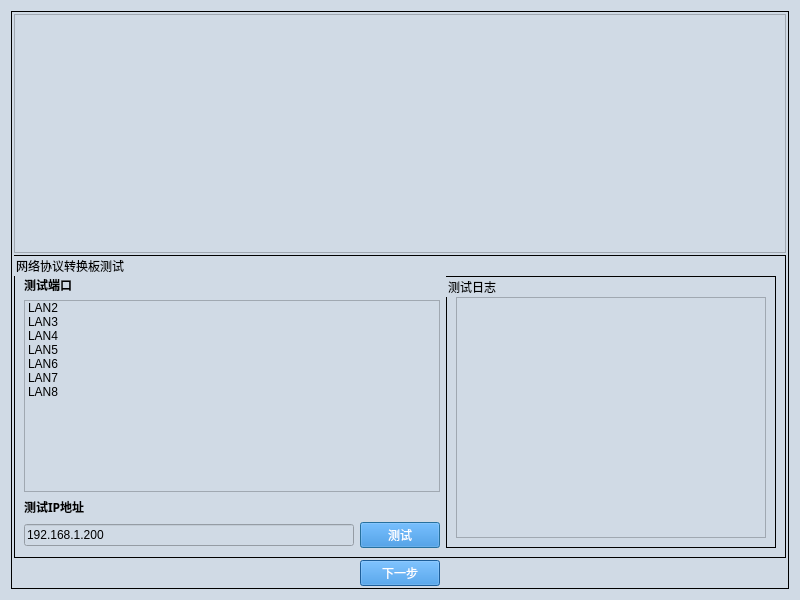
gaoxingyu-hub/HUA54testframework, file ui/control_device/COM_CONTROL_DEVICE_EXECUTE1.ui: the form before one commit.
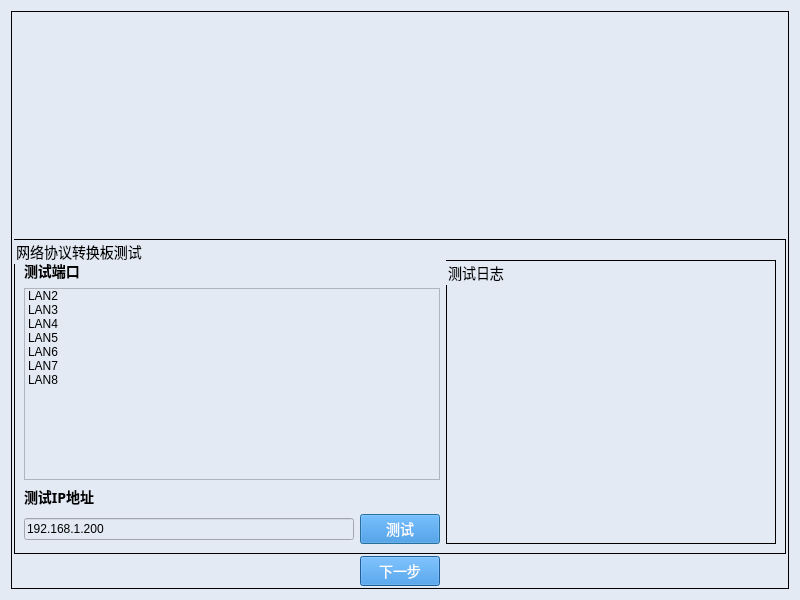
The form after the commit.

```diff
--- a/ui/control_device/COM_CONTROL_DEVICE_EXECUTE1.ui
+++ b/ui/control_device/COM_CONTROL_DEVICE_EXECUTE1.ui
@@ -20,48 +20,43 @@
    <string>Dialog</string>
   </property>
   <property name="styleSheet">
-   <string notr="true">QDialog{
-background-color:#D0DAE5;
-}
-
-QTextBrower{
-background-color:#D0DAE5;
-}
-
-QLineEdit{
-background-color:#D0DAE5;
-}
-
+   <string notr="true">
 QWidget{
-background-color:#D0DAE5;
+background-color:#E3EAF4;
 }
-
-QStackedWidget{
-background-color:#D0DAE5;
+QLineEdit{
+background-color:#E3EAF4;
 }
-
-QHeaderView{
-background-color:#D0DAE5;
+QDialog{
+background-color:#E3EAF4;
+margin-top:10px;
 }
-
 QLabel{
-font-size:12px;
+font-size:14px;
 font-family:Microsoft YaHei;
-background-color:#D0DAE5;
+background-color:#E3EAF4;
 }
-
-QPushButton{         /*按钮自适应拉伸背景*/
-border-width: 2px 15px 2px 15px;
+QGroupBox{
+font-size:14px;
+font-family:Microsoft YaHei;
+border:1px solid rgb(0, 0, 0);
+background-color:#E3EAF4;
+}
+QPushButton{
 background-color:#2884D8;
 color: #FFFFFF;
-font-size:12px;
+font-size:14px;
 font-family:Microsoft YaHei;
 }
-
-QGroupBox{
-font-size:12px;
-font-family:Microsoft YaHei;
-border:1px solid rgb(0, 0, 0); 
+QTextBrowser{
+border-width:0;
+border-style:outset;
+background-color:#E3EAF4;
+}
+QGraphicsView{
+background-color:#E3EAF4;
+border-width:0;
+border-style:outset;
 }</string>
   </property>
   <layout class="QGridLayout" name="gridLayout_2">
```
